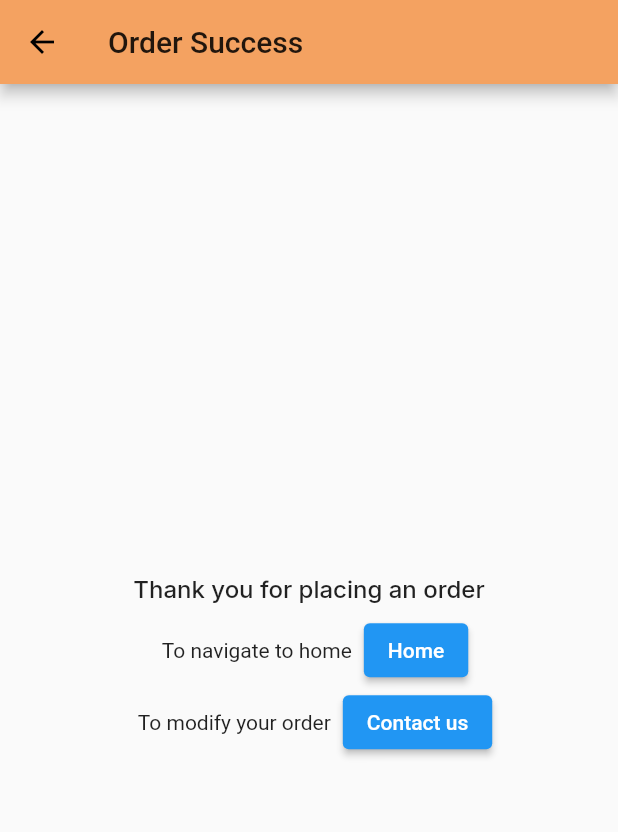
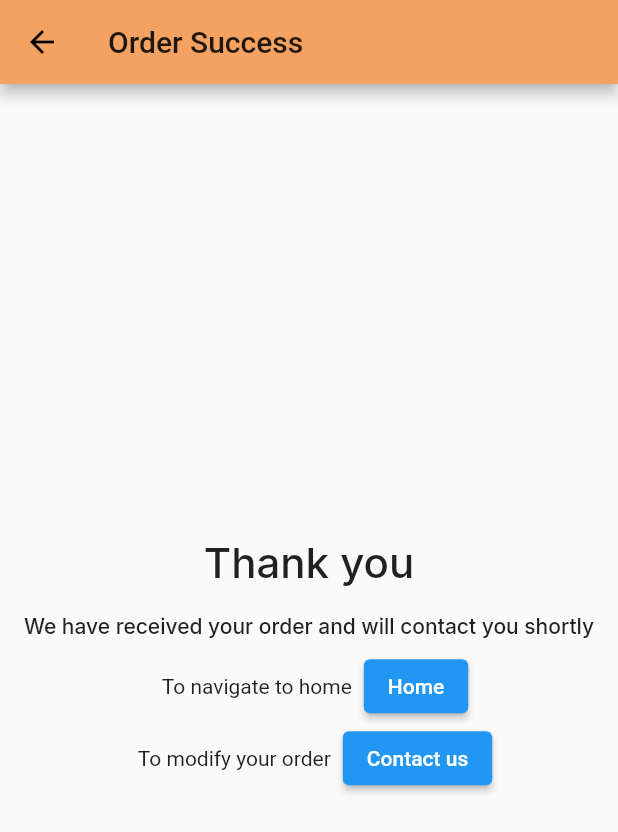
Before and after one commit to lenabalakumar/GroceryApp, a Flutter app: the OrderSummaryScreen screen opened by its route, on a phone screen of 412 x 824 dp. Shown: the top 832 px of the screen. Run offline on Flutter 3.47's test engine with Material 2 defaults, Android fonts, the phone set to English and light mode, and no system bars; our stand-ins replace bloc, cloud_firestore, equatable, firebase_core, flutter_bloc, google_fonts; accounts and stored records are empty; network calls fail.

Commit message:
V 4.0 of Grocery App.
Order success screen implemented.

```diff
--- a/lib/Data/Bloc/orderBloc/order_bloc.dart
+++ b/lib/Data/Bloc/orderBloc/order_bloc.dart
@@ -33,6 +33,7 @@ class OrderBloc extends Bloc<OrderEvent, OrderState> {
               userMobileNumber: event.userDetails.userMobileNumber,
               userAddressLineOne: event.userDetails.userAddressLineOne,
               userAddressLineTwo: event.userDetails.userAddressLineTwo,
+              userCityName: event.userDetails.userCityName,
               userPincode: event.userDetails.userPincode,
               userLandmark: event.userDetails.userLandmark),
         );
--- a/lib/Data/Model/Order.dart
+++ b/lib/Data/Model/Order.dart
@@ -25,6 +25,7 @@ class Order {
                 userAddressLineOne: this.user.userAddressLineOne,
                 userAddressLineTwo: this.user.userAddressLineTwo,
                 userMobileNumber: this.user.userMobileNumber,
+                userCityName: this.user.userCityName,
                 userPincode: this.user.userPincode,
                 userLandmark: this.user.userLandmark)
             .toJson(),
--- a/lib/Data/Model/User.dart
+++ b/lib/Data/Model/User.dart
@@ -3,6 +3,7 @@ class User {
   String userMobileNumber;
   String userAddressLineOne;
   String userAddressLineTwo;
+  String userCityName;
   String userPincode;
   String userLandmark;
 
@@ -11,6 +12,7 @@ class User {
       required this.userMobileNumber,
       required this.userAddressLineOne,
       required this.userAddressLineTwo,
+        required this.userCityName,
       required this.userPincode,
       required this.userLandmark});
 
@@ -19,6 +21,7 @@ class User {
         'userMobileNumber': userMobileNumber,
         'userAddressLineOne': userAddressLineOne,
         'userAddressLineTwo': userAddressLineTwo,
+    'userCityName': userCityName,
         'userPincode': userPincode,
         'userLandmark': userLandmark,
       };
--- a/lib/Ui/Screens/OrderSummaryScreen.dart
+++ b/lib/Ui/Screens/OrderSummaryScreen.dart
@@ -21,9 +21,17 @@ class OrderSummaryScreen extends StatelessWidget {
               Padding(
                 padding: const EdgeInsets.all(8.0),
                 child: Text(
-                  'Thank you for placing an order',
+                  'Thank you',
                   style: GoogleFonts.inter(
-                      fontSize: 16, fontWeight: FontWeight.w500,),
+                      fontSize: 28, fontWeight: FontWeight.w500,),
+                ),
+              ),
+              Padding(
+                padding: const EdgeInsets.all(8.0),
+                child: Text(
+                  'We have received your order and will contact you shortly',
+                  style: GoogleFonts.inter(
+                    fontSize: 14, fontWeight: FontWeight.w500,),
                 ),
               ),
               Row(
```
Also changed, not shown: lib/Ui/Screens/CheckOutScreen.dart (+13 -137 lines).
